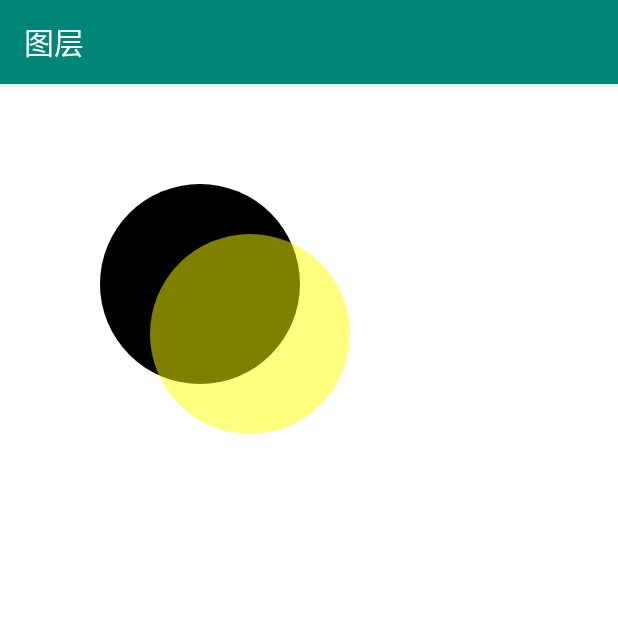
After one commit to xingfengwxx/MyWidget, an Android app: the LayerActivity screen opened directly, with no data from a screen before it, on a phone screen of 412 x 824 dp, the top half of it. The commit adds this screen. Run offline under Robolectric (Android 15) with nearby library versions, the phone set to English and light mode, and no system bars.

Commit message:
添加图层

```diff
--- a/app/src/main/java/com/wangxingxing/widget/MainActivity.java
+++ b/app/src/main/java/com/wangxingxing/widget/MainActivity.java
@@ -18,6 +18,7 @@ import com.wangxingxing.widget.lsn3.ZoomImageActivity;
 import com.wangxingxing.widget.lsn3.xfermode.XfermodeActivity;
 import com.wangxingxing.widget.lsn3.xfermode.XfermodeDTSActivity;
 import com.wangxingxing.widget.lsn3.xfermode.XfermodeSRCActivity;
+import com.wangxingxing.widget.lsn4.LayerActivity;
 import com.wangxingxing.widget.lsn4.WatchViewActivity;
 
 import java.util.ArrayList;
@@ -60,6 +61,7 @@ public class MainActivity extends AppCompatActivity implements TitleAdapter.ILis
         titles.add("Xfermode_SRC");
         titles.add("渲染模式");
         titles.add("表盘");
+        titles.add("图层");
         return titles;
     }
 
@@ -85,6 +87,8 @@ public class MainActivity extends AppCompatActivity implements TitleAdapter.ILis
             startActivity(new Intent(MainActivity.this, GradientActivity.class));
         } else if ("表盘".equals(title)) {
             startActivity(new Intent(MainActivity.this, WatchViewActivity.class));
+        } else if ("图层".equals(title)) {
+            startActivity(new Intent(MainActivity.this, LayerActivity.class));
         }
     }
 }
--- /dev/null
+++ b/app/src/main/java/com/wangxingxing/widget/lsn4/LayerActivity.java
@@ -0,0 +1,16 @@
+package com.wangxingxing.widget.lsn4;
+
+import androidx.appcompat.app.AppCompatActivity;
+
+import android.os.Bundle;
+
+import com.wangxingxing.widget.R;
+
+public class LayerActivity extends AppCompatActivity {
+
+    @Override
+    protected void onCreate(Bundle savedInstanceState) {
+        super.onCreate(savedInstanceState);
+        setContentView(R.layout.activity_layer);
+    }
+}
--- /dev/null
+++ b/app/src/main/java/com/wangxingxing/widget/lsn4/LayerView.java
@@ -0,0 +1,62 @@
+package com.wangxingxing.widget.lsn4;
+
+import android.content.Context;
+import android.graphics.Canvas;
+import android.graphics.Color;
+import android.graphics.Paint;
+import android.util.AttributeSet;
+import android.view.View;
+
+import androidx.annotation.Nullable;
+
+public class LayerView extends View {
+
+    private Paint mPaint;
+
+    public LayerView(Context context) {
+        super(context);
+        init();
+    }
+
+    public LayerView(Context context, @Nullable AttributeSet attrs) {
+        super(context, attrs);
+        init();
+    }
+
+    public LayerView(Context context, @Nullable AttributeSet attrs, int defStyleAttr) {
+        super(context, attrs, defStyleAttr);
+        init();
+    }
+
+    public LayerView(Context context, @Nullable AttributeSet attrs, int defStyleAttr, int defStyleRes) {
+        super(context, attrs, defStyleAttr, defStyleRes);
+        init();
+    }
+
+    private void init() {
+        mPaint = new Paint();
+        mPaint.setColor(Color.RED);
+        mPaint.setAntiAlias(true);
+        mPaint.setStyle(Paint.Style.FILL);
+    }
+
+    @Override
+    protected void onDraw(Canvas canvas) {
+        super.onDraw(canvas);
+
+        //图层一
+        //白色底色图层
+        canvas.drawColor(Color.WHITE);
+        mPaint.setColor(Color.BLACK);
+        //黑色圆形
+        canvas.drawCircle(200, 200, 100, mPaint);
+
+        //图层二
+        canvas.saveLayerAlpha(0, 0, 400, 400, 127, Canvas.ALL_SAVE_FLAG);
+        mPaint.setColor(Color.YELLOW);
+        //黄色圆形
+        canvas.drawCircle(250, 250, 100, mPaint);
+        //合并
+        canvas.restore();
+    }
+}
--- /dev/null
+++ b/app/src/main/res/layout/activity_layer.xml
@@ -0,0 +1,12 @@
+<?xml version="1.0" encoding="utf-8"?>
+<LinearLayout xmlns:android="http://schemas.android.com/apk/res/android"
+    xmlns:app="http://schemas.android.com/apk/res-auto"
+    xmlns:tools="http://schemas.android.com/tools"
+    android:layout_width="match_parent"
+    android:layout_height="match_parent"
+    tools:context=".lsn4.LayerActivity">
+
+    <com.wangxingxing.widget.lsn4.LayerView
+        android:layout_width="match_parent"
+        android:layout_height="match_parent"/>
+</LinearLayout>
--- a/app/src/main/res/values/strings.xml
+++ b/app/src/main/res/values/strings.xml
@@ -11,4 +11,5 @@
     <string name="title_xfermode_src">Xfermode_SRC</string>
     <string name="title_gradient_mode">渲染模式</string>
     <string name="title_wathch">表盘</string>
+    <string name="title_layer">图层</string>
 </resources>
```
Also changed, not shown: app/src/main/AndroidManifest.xml (+5 -2 lines).
